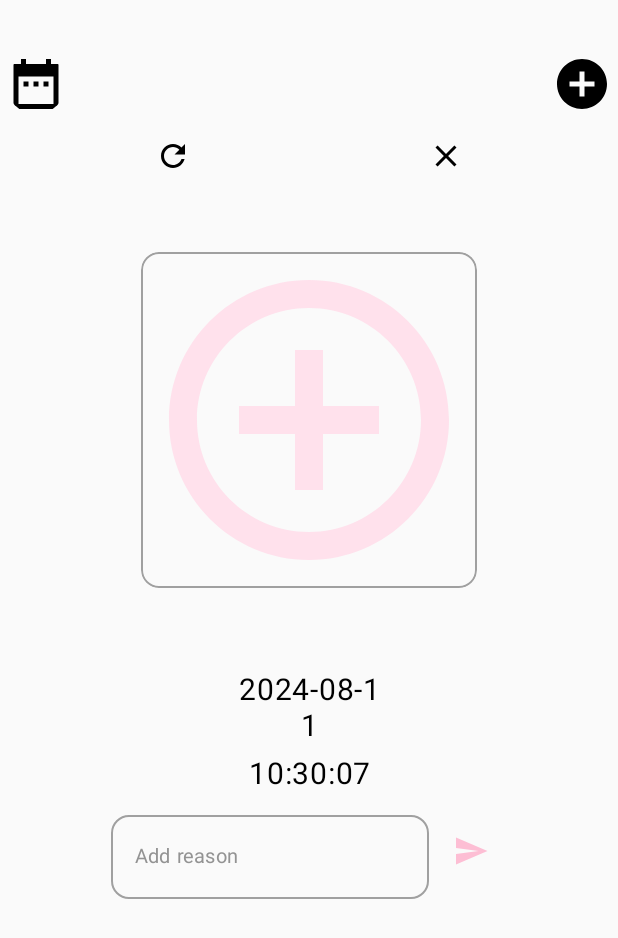
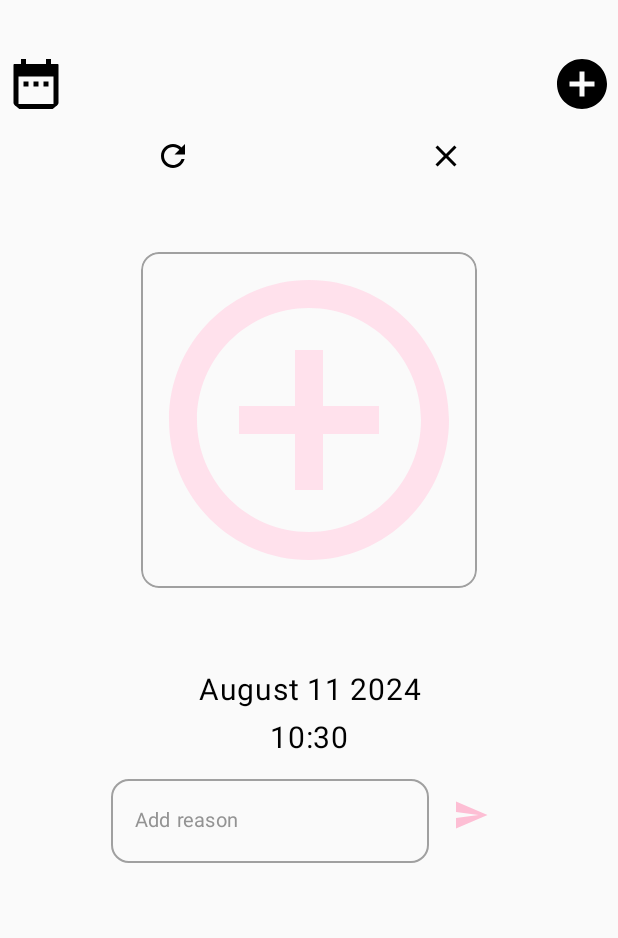
Before and after one commit to JorgeAndreTenorioGuzman/KawaiiMoodTracker, an Android app built with Jetpack Compose: the screen it shows after launch (MainActivity), after a tap on "Add", on a phone screen of 412 x 824 dp. Shown: the top 938 px of the screen. Run offline under Robolectric (Android 15) with nearby library versions, the phone set to English and light mode, and no system bars; our stand-ins replace livedata-compose.

Commit message:
Improve format for date and time in both CurrentMoodScreen and PreviousMoodScreen

```diff
--- a/app/src/main/java/com/example/kawaiimoodtracker/CurrentMoodScreen.kt
+++ b/app/src/main/java/com/example/kawaiimoodtracker/CurrentMoodScreen.kt
@@ -126,16 +126,16 @@ fun CurrentMoodScreen(
 @Composable
 fun DateTimeMood(mustRecentMood: MoodEntry,modifier: Modifier = Modifier) {
 
-    val dateFormat = SimpleDateFormat("yyyy-MM-dd", Locale.getDefault())
-    val timeFormat = SimpleDateFormat("HH:mm:ss", Locale.getDefault())
+    val dateFormat = SimpleDateFormat("MMMM dd yyy", Locale.getDefault())
+    val timeFormat = SimpleDateFormat("HH:mm", Locale.getDefault())
     val dateString = dateFormat.format(mustRecentMood.dateTime)
     val timeString = timeFormat.format(mustRecentMood.dateTime)
+    val capitalizedDate = dateString.replaceFirstChar { it.uppercase() }
+
 
     Text(
-        text = dateString,
+        text = capitalizedDate,
         fontSize = 20.sp,
-        modifier = modifier
-            .width(103.dp),
         textAlign = TextAlign.Center,
     )
     Spacer(modifier = modifier.height(8.dp))
```
Also changed, not shown: app/src/main/java/com/example/kawaiimoodtracker/PreviousMoodScreen.kt (+4 -6 lines).
